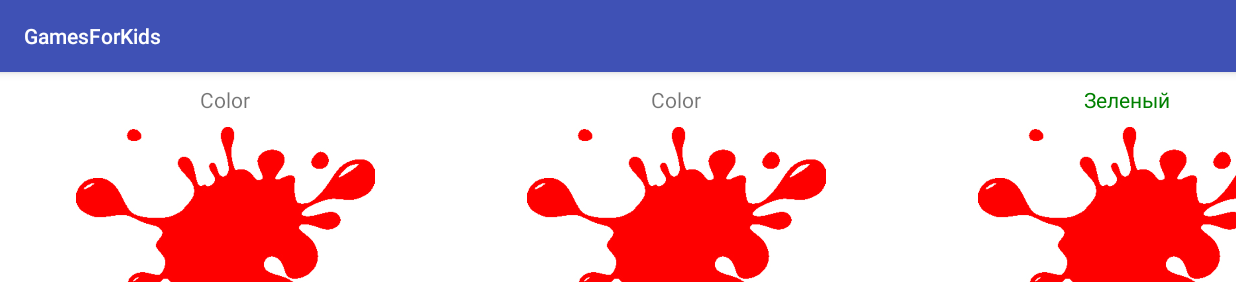
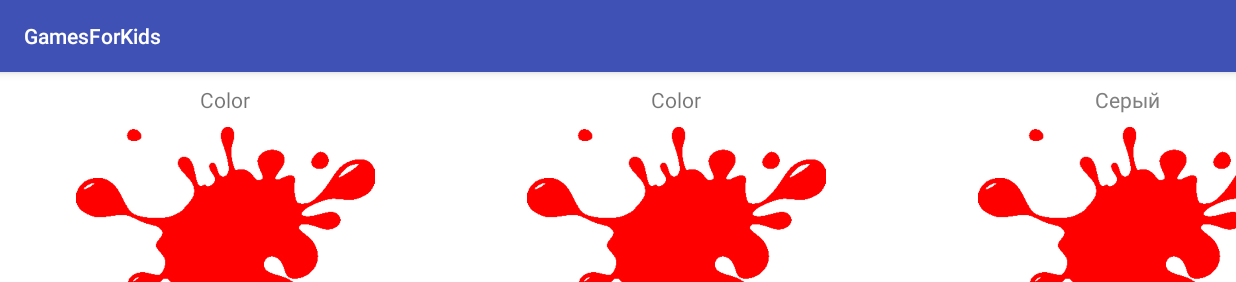
Before and after one commit to elenkamir/gamesforkids, an Android app: the screen it shows after launch (Game1Activity), after a tap on "GAME 1", on a phone screen of 824 x 412 dp (held sideways). Shown: the top 282 px of the screen. Run offline under Robolectric (Android 15) with nearby library versions, the phone set to English and light mode, and no system bars.

Commit message:
Игра1: + программно два цвета

```diff
--- a/app/src/main/java/ru/gamesforkids/gamesforkids/Game1Activity.java
+++ b/app/src/main/java/ru/gamesforkids/gamesforkids/Game1Activity.java
@@ -111,6 +111,20 @@ public class Game1Activity extends AppCompatActivity {
         green.g1ColorTwo = 4;
         green.g1Color = ContextCompat.getColor(this, R.color.green);
         g1ResultColors.add(green);
+
+        g1ResultColor gray = new g1ResultColor();
+        gray.g1Title = getResources().getString(R.string.g1_gray);
+        gray.g1ColorOne = 1;
+        gray.g1ColorTwo = 5;
+        gray.g1Color = ContextCompat.getColor(this, R.color.gray);
+        g1ResultColors.add(gray);
+
+        g1ResultColor darkblue = new g1ResultColor();
+        darkblue.g1Title = getResources().getString(R.string.g1_darkblue);
+        darkblue.g1ColorOne = 4;
+        darkblue.g1ColorTwo = 5;
+        darkblue.g1Color = ContextCompat.getColor(this, R.color.darkblue);
+        g1ResultColors.add(darkblue);
 
         //Log.i(TAG, String.valueOf(getResources().getColor(R.color.purple)));
 
--- a/app/src/main/res/values/colors.xml
+++ b/app/src/main/res/values/colors.xml
@@ -10,4 +10,6 @@
     <color name="lightblue">#42aaff</color>
     <color name="green">#008000</color>
     <color name="g2Sky">#eefcff</color>
+    <color name="gray">#808080</color>
+    <color name="darkblue">#002137</color>
 </resources>
--- a/app/src/main/res/values/strings.xml
+++ b/app/src/main/res/values/strings.xml
@@ -7,5 +7,7 @@
     <string name="g1_pink">Розовый</string>
     <string name="g1_lightblue">Голубой</string>
     <string name="g1_green">Зеленый</string>
+    <string name="g1_gray">Серый</string>
+    <string name="g1_darkblue">Темно-синий</string>
 
 </resources>
```
Also changed, not shown: app/src/main/res/drawable/wrong_ans.png (added).
